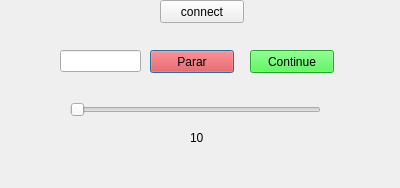
Before: the Qt Designer form client.ui in LuizFernando110/tremQT, drawn with Qt 5.
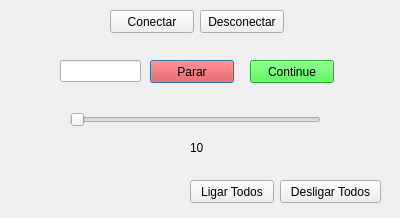
After: the same form once the commit is applied.

Commit message: começa com os trens parados, adiciona ligar e desligar todos e botão de desconectar

What changed in the file:
```diff
--- a/client.ui
+++ b/client.ui
@@ -7,7 +7,7 @@
     <x>0</x>
     <y>0</y>
     <width>400</width>
-    <height>188</height>
+    <height>218</height>
    </rect>
   </property>
   <property name="windowTitle">
@@ -17,7 +17,7 @@
    <property name="geometry">
     <rect>
      <x>150</x>
-     <y>50</y>
+     <y>60</y>
      <width>84</width>
      <height>23</height>
     </rect>
@@ -33,7 +33,7 @@
    <property name="geometry">
     <rect>
      <x>60</x>
-     <y>50</y>
+     <y>60</y>
      <width>81</width>
      <height>22</height>
     </rect>
@@ -43,7 +43,7 @@
    <property name="geometry">
     <rect>
      <x>250</x>
-     <y>50</y>
+     <y>60</y>
      <width>84</width>
      <height>23</height>
     </rect>
@@ -59,7 +59,7 @@
    <property name="geometry">
     <rect>
      <x>70</x>
-     <y>100</y>
+     <y>110</y>
      <width>251</width>
      <height>20</height>
     </rect>
@@ -84,7 +84,7 @@
    <property name="geometry">
     <rect>
      <x>190</x>
-     <y>130</y>
+     <y>140</y>
      <width>21</width>
      <height>16</height>
     </rect>
@@ -96,14 +96,53 @@
   <widget class="QPushButton" name="connectButton">
    <property name="geometry">
     <rect>
-     <x>160</x>
-     <y>0</y>
+     <x>110</x>
+     <y>10</y>
      <width>84</width>
      <height>23</height>
     </rect>
    </property>
    <property name="text">
-    <string>connect</string>
+    <string>Conectar</string>
+   </property>
+  </widget>
+  <widget class="QPushButton" name="startAllButton">
+   <property name="geometry">
+    <rect>
+     <x>190</x>
+     <y>180</y>
+     <width>84</width>
+     <height>23</height>
+    </rect>
+   </property>
+   <property name="text">
+    <string>Ligar Todos</string>
+   </property>
+  </widget>
+  <widget class="QPushButton" name="stopAllButton">
+   <property name="geometry">
+    <rect>
+     <x>280</x>
+     <y>180</y>
+     <width>101</width>
+     <height>23</height>
+    </rect>
+   </property>
+   <property name="text">
+    <string>Desligar Todos</string>
+   </property>
+  </widget>
+  <widget class="QPushButton" name="disconnectButton">
+   <property name="geometry">
+    <rect>
+     <x>200</x>
+     <y>10</y>
+     <width>84</width>
+     <height>23</height>
+    </rect>
+   </property>
+   <property name="text">
+    <string>Desconectar</string>
    </property>
   </widget>
  </widget>
```
The commit also changes 5 other files.
